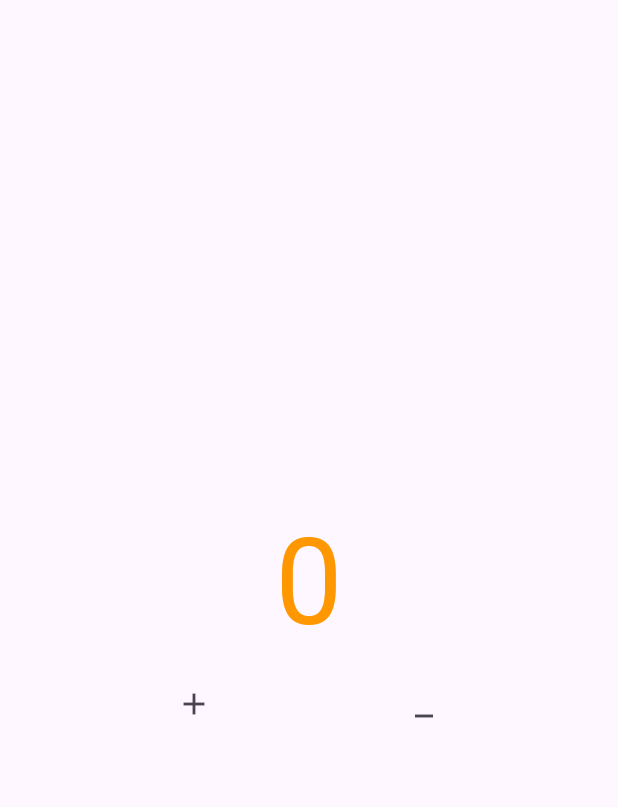
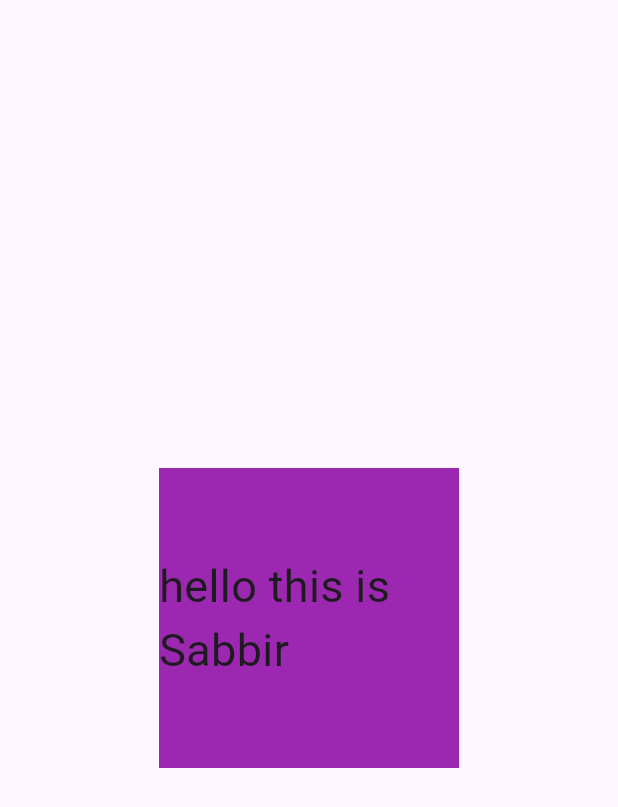
Before and after one commit to taufiqurSabbir/ostad_flutter_13, a Flutter app: the screen it shows after launch, on a phone screen of 412 x 824 dp. Shown: the top 807 px of the screen. Run offline on Flutter 3.47's test engine with Material 3 defaults, Android fonts, the phone set to English and light mode, and no system bars; our stand-ins replace flutter_screenutil.

Commit message:
module_12_class_3

```diff
--- a/lib/app.dart
+++ b/lib/app.dart
@@ -7,6 +7,7 @@ import 'module_11/class_3.dart';
 import 'module_11/res.dart';
 import 'module_11/tobo.dart';
 import 'module_12/class_1.dart';
+import 'module_12/class_2.dart';
 import 'module_7/class_2_button.dart';
 import 'module_8/class_1_input.dart';
 import 'module_8/class_2.dart';
@@ -35,7 +36,7 @@ class MyApp extends StatelessWidget {
             themeMode: ThemeMode.light,
             title: 'Batch-13',
             home: StateClass(),
-            initialRoute: 'StateClass',
+            initialRoute: 'LifeCycle',
             routes: {
               'home': (context) => Home(),
               'btns': (context) => Buttongrp(),
@@ -49,6 +50,7 @@ class MyApp extends StatelessWidget {
               'Class3': (context) => Class3(),
               'Tobo': (context) => Todo(),
               'StateClass': (context) => StateClass(),
+              'LifeCycle': (context) => LifeCycle(),
             },
           );
         });
--- /dev/null
+++ b/lib/module_12/class_2.dart
@@ -0,0 +1,81 @@
+import 'package:flutter/material.dart';
+
+import 'example.dart';
+
+class LifeCycle extends StatefulWidget {
+   LifeCycle({super.key}){
+     print('1 Constructor');
+   }
+
+  @override
+  State<LifeCycle> createState(){
+     print('2 create state');
+     return _LifeCycleState();
+  }
+}
+
+class _LifeCycleState extends State<LifeCycle> {
+  String name = 'Demo';
+  Color bgColor = Colors.red;
+  @override
+  void initState() {
+    // TODO: implement initState
+    print('3 initState');
+    bgColor = Colors.green;
+    name = 'Taufiq';
+    super.initState();
+  }
+
+  @override
+  void didChangeDependencies() {
+    // TODO: implement didChangeDependencies
+    print('4 didChangeDependencies');
+    bgColor = Colors.purple;
+    name = 'Sabbir';
+    super.didChangeDependencies();
+  }
+
+  @override
+  void deactivate() {
+    // TODO: implement deactivate
+    print('deactivate');
+    super.deactivate();
+  }
+
+  @override
+  void dispose() {
+    // TODO: implement dispose
+    print(dispose);
+    super.dispose();
+  }
+
+  @override
+  Widget build(BuildContext context) {
+    return Scaffold(
+      body: Center(
+        child: Column(
+          mainAxisAlignment: MainAxisAlignment.center,
+          children: [
+            InkWell(
+              onTap: (){
+               Navigator.push(context, MaterialPageRoute(builder: (context)=>Example()));
+              },
+              child: Container(
+                height: 200,
+                width: 200,
+                decoration: BoxDecoration(
+                  color: bgColor
+                ),
+                child: Center(
+                  child: Text('hello this is $name', style: TextStyle(
+                    fontSize: 30
+                  ),),
+                ),
+              ),
+            )
+          ],
+        ),
+      ),
+    );
+  }
+}
```
Also changed, not shown: lib/module_12/example.dart (added, +62 -0 lines).
